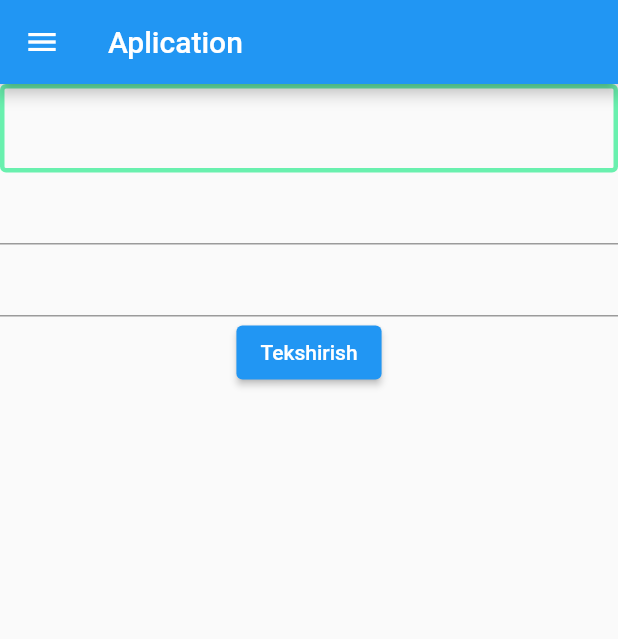
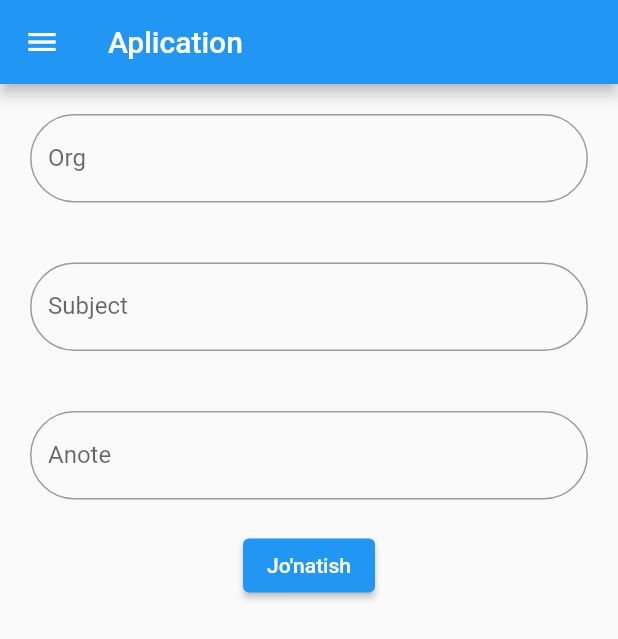
Before and after one commit to Amirdin99/online_test, a Flutter app: the AplicationPage screen opened directly, on a phone screen of 412 x 824 dp. Shown: the top 639 px of the screen. Run offline on Flutter 3.47's test engine with Material 2 defaults, Android fonts, the phone set to English and light mode, and no system bars; our stand-ins replace shared_preferences; accounts and stored records are empty; network calls fail.

Commit message:
Merge remote-tracking branch 'origin/master'

```diff
--- a/lib/constants/url_constants.dart
+++ b/lib/constants/url_constants.dart
@@ -8,6 +8,7 @@ class BASE_URL {
   static String GET_APLICATION_LIST=BASE_URl+"/v1/center/applications";
   static String GET_APLICATION=BASE_URl+"/v1/center/application/";
   static String GET_STUDENTS=BASE_URl+"/v1/center/students";
+  static String GET_SUBJECT_LIST=BASE_URl+"/v1/subject/content";
 
 
 }
--- a/lib/screens/aplication/aplication_page.dart
+++ b/lib/screens/aplication/aplication_page.dart
@@ -13,8 +13,11 @@ class AplicationPage extends StatefulWidget {
 class _AplicationPageState extends State<AplicationPage> {
   @override
   void initState() {
-    UserRepositories.getInstance()
-        .postAplication(111111111, "Meni darsga olishizni hohliman!", 1);
+    UserRepositories.getInstance().postAplication(
+      111111111,
+      "Meni darsga olishizni hohliman!",
+      1,
+    );
     super.initState();
   }
 
@@ -35,29 +38,82 @@ class _AplicationPageState extends State<AplicationPage> {
       body: Container(
         // color: Colors.blue,
         child: Center(
+          child: Form(
+            key: key,
             child: Column(
               children: [
-              TextFormField(
+                Container(
+                  padding: EdgeInsets.all(20),
+                  child: TextFormField(
                     controller: orgController,
-                key: key,
-            decoration: const InputDecoration(
-              enabledBorder: OutlineInputBorder(
-                borderSide: BorderSide(
-                    width: 3, color: Colors.greenAccent),
+                    decoration: InputDecoration(
+                      border: OutlineInputBorder(
+                        borderRadius: BorderRadius.circular(30),
+                      ),
+                      labelText: "Org",
+                      //   enabledBorder: const OutlineInputBorder(
+                      //
+                      //     borderSide: BorderSide(
+                      //
+                      //         width: 3, color: Colors.blue),
+                      //   ),
+                      focusedBorder: OutlineInputBorder(
+                        borderRadius: BorderRadius.circular(30),
+                        borderSide:
+                            const BorderSide(width: 3, color: Colors.blue),
                       ),
                     ),
                   ),
-
-              TextFormField(
+                ),
+                Container(
+                  padding: EdgeInsets.all(20),
+                  child: TextFormField(
                     controller: subjectController,
+                    decoration: InputDecoration(
+                      border: OutlineInputBorder(
+                        borderRadius: BorderRadius.circular(30),
                       ),
-              TextFormField(
+                      labelText: "Subject",
+                      focusedBorder: OutlineInputBorder(
+                        borderRadius: BorderRadius.circular(30),
+                        borderSide:
+                            const BorderSide(width: 3, color: Colors.blue),
+                      ),
+                    ),
+                  ),
+                ),
+                Container(
+                  padding: EdgeInsets.all(20),
+                  child: TextFormField(
                     controller: anoteController,
+                    decoration: InputDecoration(
+                      border: OutlineInputBorder(
+                        borderRadius: BorderRadius.circular(30),
                       ),
-              ElevatedButton(onPressed: (){
-                UserRepositories.getInstance().login(password: "amirdin1999", username: "amirdin@gmail.com");
-              }, child: Text("Tekshirish")),
+                      labelText: "Anote",
+                      focusedBorder: OutlineInputBorder(
+                        borderRadius: BorderRadius.circular(30),
+                        borderSide:
+                            const BorderSide(width: 3, color: Colors.blue),
+                      ),
+                    ),
+                  ),
+                ),
+                ElevatedButton(
+                    onPressed: () {
+                     // UserRepositories.getInstance().getSubjectList();
+                      UserRepositories.getInstance().postAplication(
+                        double.parse(orgController.text),
+                       anoteController.text,
+                        int.parse(subjectController.text),
+                      );
+                      // UserRepositories.getInstance().login(
+                      //     password: "amirdin1999",
+                      //     username: "amirdin@gmail.com");
+                    },
+                    child: Text("Jo'natish")),
               ],
+            ),
           ),
         ),
       ),
--- a/pubspec.yaml
+++ b/pubspec.yaml
@@ -37,6 +37,7 @@ dependencies:
   # Use with the CupertinoIcons class for iOS style icons.
   cupertino_icons:
   http: ^0.13.3
+  shared_preferences: ^2.0.17
 
 dev_dependencies:
   flutter_test:
```
Also changed, not shown: lib/constants/ststus_code.dart (+21 -12 lines), lib/constants/utils.dart (+24 -0 lines), lib/repositories/user_repositories.dart (+14 -16 lines), lib/screens/sign_in/sign_in_screen.dart (+46 -8 lines), lib/screens/sign_up/sign_up_screen.dart (+20 -22 lines), lib/screens/splash_screen/splash_screen.dart (+17 -16 lines), pubspec.lock, 1 other file. Lines whose indentation alone changed are shown as unchanged.
